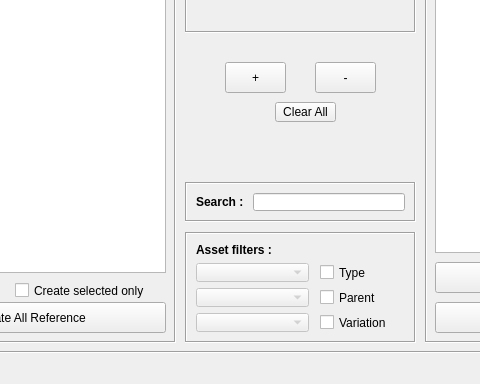
ChanonVilaiyuk/arxLoader, file ui.ui: the form before one commit; both pictures show x 135 to 615 and y 298 to 682 of the 868 by 682 pixel window.
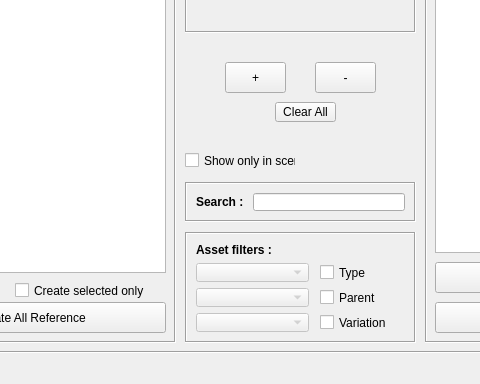
The form after the commit.

Patch:
```diff
--- a/ui.ui
+++ b/ui.ui
@@ -586,6 +586,22 @@
       <string/>
      </property>
     </widget>
+    <widget class="QCheckBox" name="showSceneAsset_checkBox">
+     <property name="geometry">
+      <rect>
+       <x>310</x>
+       <y>440</y>
+       <width>111</width>
+       <height>17</height>
+      </rect>
+     </property>
+     <property name="text">
+      <string>Show only in scene</string>
+     </property>
+     <property name="checked">
+      <bool>false</bool>
+     </property>
+    </widget>
    </widget>
   </widget>
   <widget class="QMenuBar" name="menubar">
```
Left out of the diff: 9 changed lines with no effect on the pictures.
